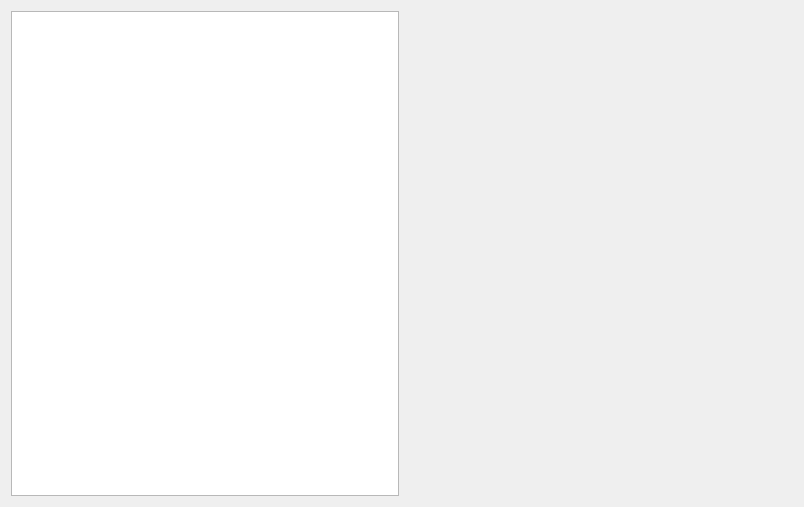
This is ui/main.ui in sempr-tk/sempr-gui as Qt 5 draws it before an edit. The edited form follows.
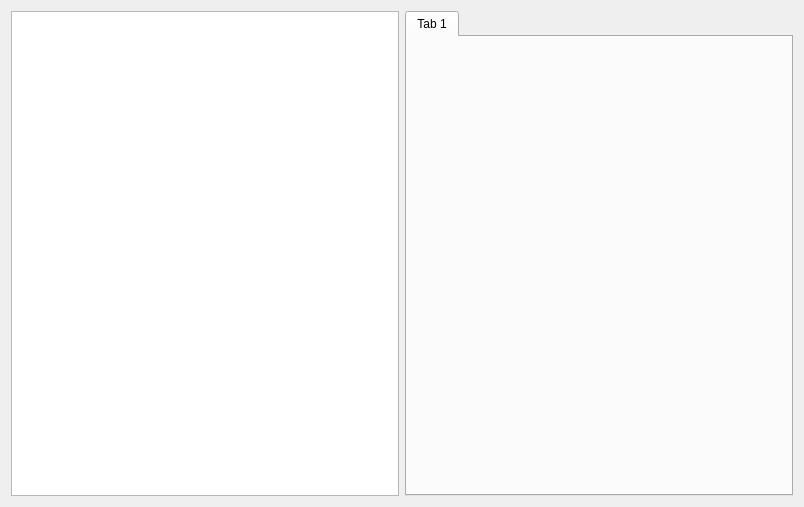
This is the edited form. Custom widgets are drawn as their Qt base class.

The edit to the form file:
```diff
--- a/ui/main.ui
+++ b/ui/main.ui
@@ -18,19 +18,15 @@
     <widget class="QTreeView" name="treeView"/>
    </item>
    <item row="0" column="1">
-    <widget class="sempr::gui::RawComponentWidget" name="widget" native="true">
-     <property name="sizePolicy">
-      <sizepolicy hsizetype="MinimumExpanding" vsizetype="Preferred">
-       <horstretch>0</horstretch>
-       <verstretch>0</verstretch>
-      </sizepolicy>
+    <widget class="QTabWidget" name="tabWidget">
+     <property name="currentIndex">
+      <number>0</number>
      </property>
-     <property name="minimumSize">
-      <size>
-       <width>200</width>
-       <height>0</height>
-      </size>
-     </property>
+     <widget class="sempr::gui::RawComponentWidget" name="tabRawComponent">
+      <attribute name="title">
+       <string>Tab 1</string>
+      </attribute>
+     </widget>
     </widget>
    </item>
   </layout>
```
